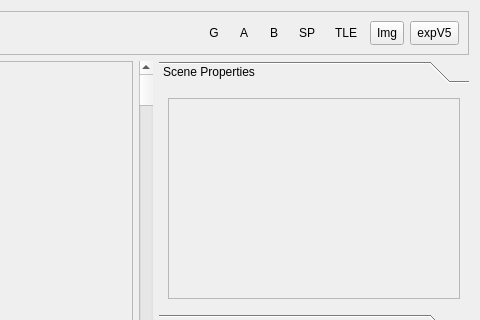
Qt form RetroEDv2/tools/sceneeditor.ui (RSDKModding/RetroED) before a commit; both pictures show x 408 to 888 and y 0 to 320 of the 888 by 471 pixel window.
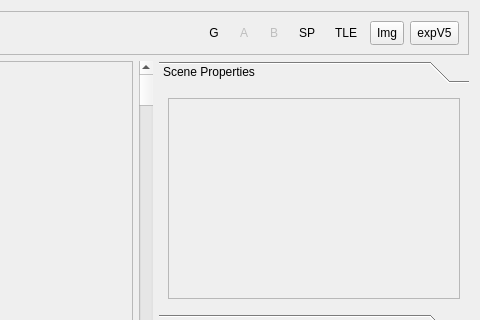
The same form after that commit. Icons and pictures are not drawn.

```diff
--- a/RetroEDv2/tools/sceneeditor.ui
+++ b/RetroEDv2/tools/sceneeditor.ui
@@ -665,6 +665,9 @@
       </item>
       <item row="0" column="8">
        <widget class="QToolButton" name="showCollisionB">
+        <property name="enabled">
+         <bool>false</bool>
+        </property>
         <property name="minimumSize">
          <size>
           <width>24</width>
@@ -808,6 +811,9 @@
       </item>
       <item row="0" column="7">
        <widget class="QToolButton" name="showCollisionA">
+        <property name="enabled">
+         <bool>false</bool>
+        </property>
         <property name="minimumSize">
          <size>
           <width>24</width>
```
